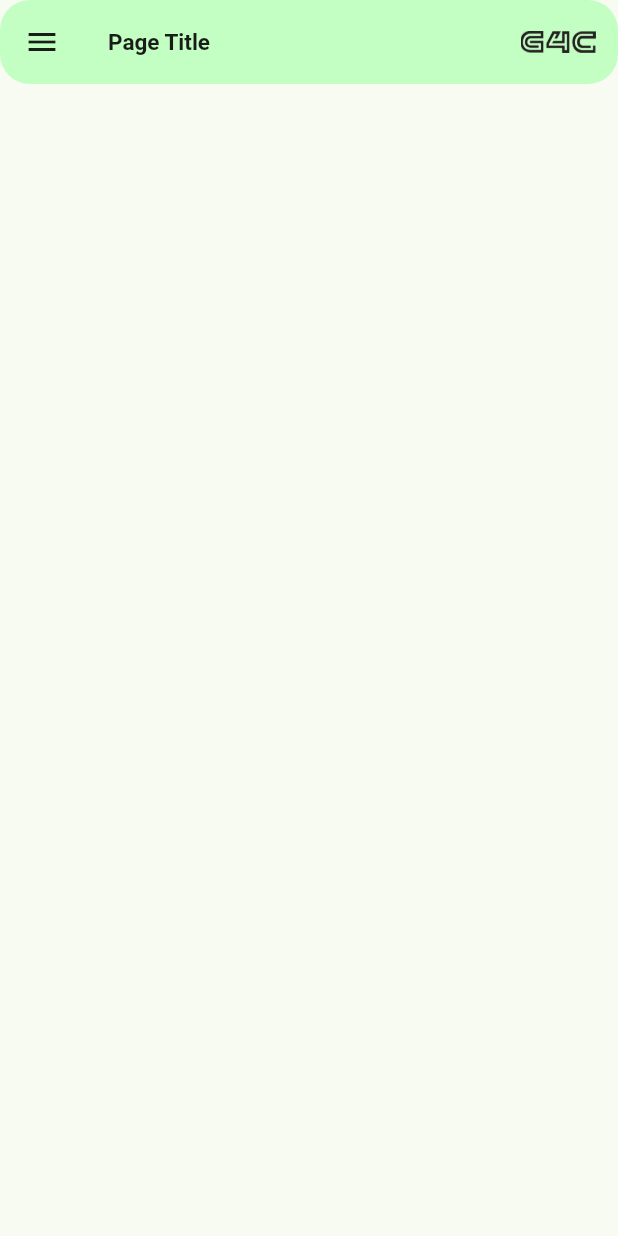
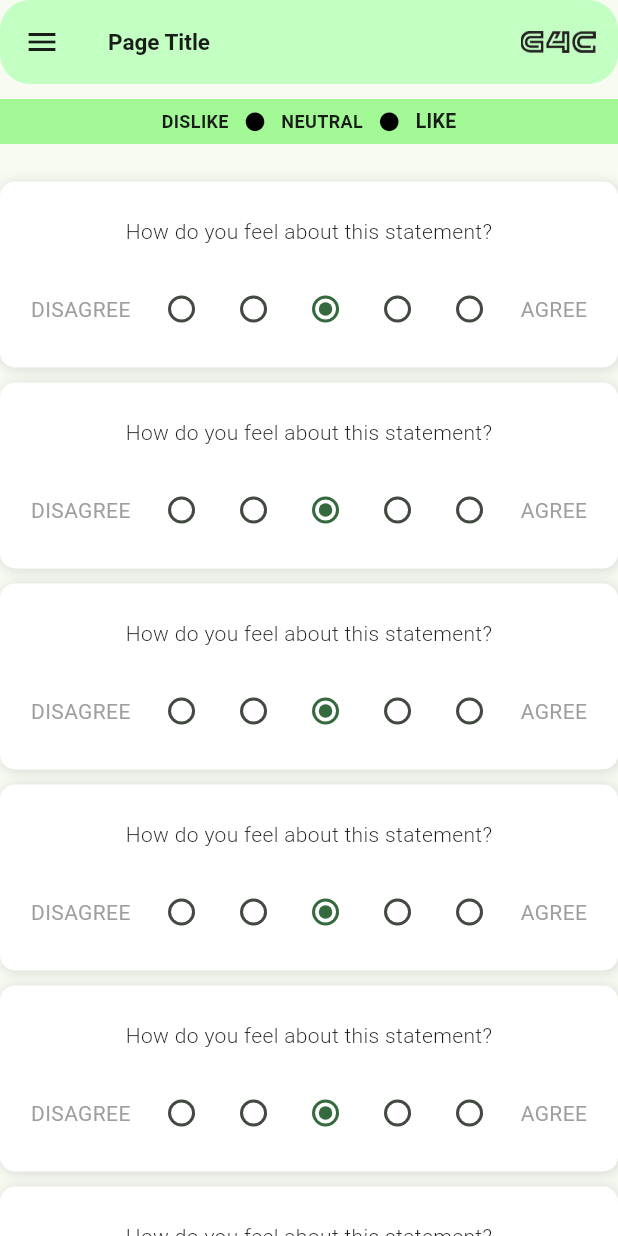
Before and after one commit to C-k-87/g4c, a Flutter app: the HomePageTest screen opened directly, on a phone screen of 412 x 824 dp. Run offline on Flutter 3.47's test engine with Material 3 defaults, Android fonts, the phone set to English and light mode, and no system bars.

Commit message:
add personality quiz page

```diff
--- a/lib/asset_widgets.dart
+++ b/lib/asset_widgets.dart
@@ -384,7 +384,7 @@ class _QuizPrefBarState extends State<QuizPrefBar> {
     return Container(
       padding: const EdgeInsets.all(15.0),
       margin: const EdgeInsets.symmetric(
-        horizontal: 13.0,
+        //horizontal: 13.0,
         vertical: 5.0,
       ),
       decoration: BoxDecoration(
--- a/lib/main.dart
+++ b/lib/main.dart
@@ -1,4 +1,5 @@
 import 'package:flutter/material.dart';
+import 'package:g4c/personality_quiz1.dart';
 import 'package:g4c/personality_quizes_main.dart';
 // ignore: unused_import
 import 'asset_widgets.dart';
@@ -19,7 +20,7 @@ class MyApp extends StatelessWidget {
         colorScheme: ColorScheme.fromSeed(seedColor: Colors.green.shade200),
         useMaterial3: true,
       ),
-      home: const PersonalityMain(),
+      home: const HomePageTest(),
     );
   }
 }
@@ -53,7 +54,7 @@ class HomePageTest extends StatelessWidget {
           ),
         ],
       ),
-      body: null,
+      body: const PersonalityQuiz1(),
       drawer: G4CDrawer(),
     );
   }
--- /dev/null
+++ b/lib/personality_quiz1.dart
@@ -0,0 +1,198 @@
+import 'package:flutter/material.dart';
+import 'package:g4c/main.dart';
+import 'asset_widgets.dart';
+
+class PersonalityQuiz1 extends StatelessWidget {
+  const PersonalityQuiz1({super.key});
+  /*QuizPrefBar(
+          question: 'How do you feel about this statement?',
+        ),*/
+
+  @override
+  Widget build(BuildContext context) {
+    return Scaffold(
+      body: ListView(
+        children: [
+          Padding(
+            padding: const EdgeInsets.symmetric(vertical: 10.0),
+            child: Column(
+              crossAxisAlignment: CrossAxisAlignment.center,
+              children: [
+                Container(
+                  width: 700,
+                  height: 30,
+                  decoration: const BoxDecoration(
+                    color: Color.fromARGB(255, 163, 249, 150),
+                  ),
+                  child: const Row(
+                    mainAxisAlignment: MainAxisAlignment.center,
+                    crossAxisAlignment: CrossAxisAlignment.center,
+                    children: [
+                      Text(
+                        'DISLIKE',
+                        style: TextStyle(
+                          fontSize: 12,
+                          fontWeight: FontWeight.bold,
+                        ),
+                      ),
+                      SizedBox(width: 10),
+                      Icon(
+                        Icons.circle,
+                        size: 15,
+                        color: Colors.black,
+                      ),
+                      SizedBox(width: 10),
+                      Text(
+                        'NEUTRAL',
+                        style: TextStyle(
+                          fontSize: 12,
+                          fontWeight: FontWeight.bold,
+                        ),
+                      ),
+                      SizedBox(width: 10),
+                      Icon(
+                        Icons.circle,
+                        size: 15,
+                        color: Colors.black,
+                      ),
+                      SizedBox(width: 10),
+                      Text(
+                        'LIKE',
+                        style: TextStyle(
+                          fontSize: 13,
+                          fontWeight: FontWeight.bold,
+                        ),
+                      ),
+                    ],
+                  ),
+                ),
+                const SizedBox(
+                  height: 20,
+                ),
+                const QuizPrefBar(
+                  question: 'How do you feel about this statement?',
+                ),
+                const QuizPrefBar(
+                  question: 'How do you feel about this statement?',
+                ),
+                const QuizPrefBar(
+                  question: 'How do you feel about this statement?',
+                ),
+                const QuizPrefBar(
+                  question: 'How do you feel about this statement?',
+                ),
+                const QuizPrefBar(
+                  question: 'How do you feel about this statement?',
+                ),
+                const QuizPrefBar(
+                  question: 'How do you feel about this statement?',
+                ),
+                const QuizPrefBar(
+                  question: 'How do you feel about this statement?',
+                ),
+                const QuizPrefBar(
+                  question: 'How do you feel about this statement?',
+                ),
+                const QuizPrefBar(
+                  question: 'How do you feel about this statement?',
+                ),
+                const QuizPrefBar(
+                  question: 'How do you feel about this statement?',
+                ),
+                const SizedBox(
+                  height: 40,
+                ),
+                const Text("Step 1 of 6 "),
+                Row(
+                  mainAxisAlignment: MainAxisAlignment.center,
+                  children: [
+                    IconButton(
+                      icon: const Icon(Icons.circle_outlined),
+                      iconSize: 20,
+                      onPressed: () {
+                        Navigator.push(
+                          context,
+                          MaterialPageRoute(
+                            builder: (context) => const HomePageTest(),
+                          ),
+                        );
+                      },
+                    ),
+                    IconButton(
+                      icon: const Icon(Icons.circle_outlined),
+                      iconSize: 20,
+                      onPressed: () {
+                        /*Navigator.push(
+                      context,
+                      MaterialPageRoute(
+                        builder: (context) => const HomePageTest(),
+                      ),
+                    );*/
+                      },
+                    ),
+                    IconButton(
+                      icon: const Icon(Icons.circle_outlined),
+                      iconSize: 20,
+                      onPressed: () {
+                        /*Navigator.push(
+                      context,
+                      MaterialPageRoute(
+                        builder: (context) => const HomePageTest(),
+                      ),
+                    );*/
+                      },
+                    ),
+                    IconButton(
+                      icon: const Icon(Icons.circle_outlined),
+                      iconSize: 20,
+                      onPressed: () {
+                        /*Navigator.push(
+                      context,
+                      MaterialPageRoute(
+                        builder: (context) => const HomePageTest(),
+                      ),
+                    );*/
+                      },
+                    ),
+                    IconButton(
+                      icon: const Icon(Icons.circle_outlined),
+                      iconSize: 20,
+                      onPressed: () {
+                        /* Navigator.push(
+                      context,
+                      MaterialPageRoute(
+                        builder: (context) => const HomePageTest(),
+                      ),
+                    );*/
+                      },
+                    ),
+                    IconButton(
+                      icon: const Icon(Icons.circle_outlined),
+                      iconSize: 20,
+                      onPressed: () {
+                        /*Navigator.push(
+                      context,
+                      MaterialPageRoute(
+                        builder: (context) => const HomePageTest(),
+                      ),
+                    );*/
+                      },
+                    ),
+                  ],
+                ),
+                Padding(
+                  padding: const EdgeInsets.symmetric(vertical: 50.0),
+                  child: BtnBlackIcon(
+                    onpressed: () {},
+                    btnText: 'Next',
+                    iconData: Icons.logout,
+                  ),
+                )
+              ],
+            ),
+          ),
+        ],
+      ),
+    );
+  }
+}
```
